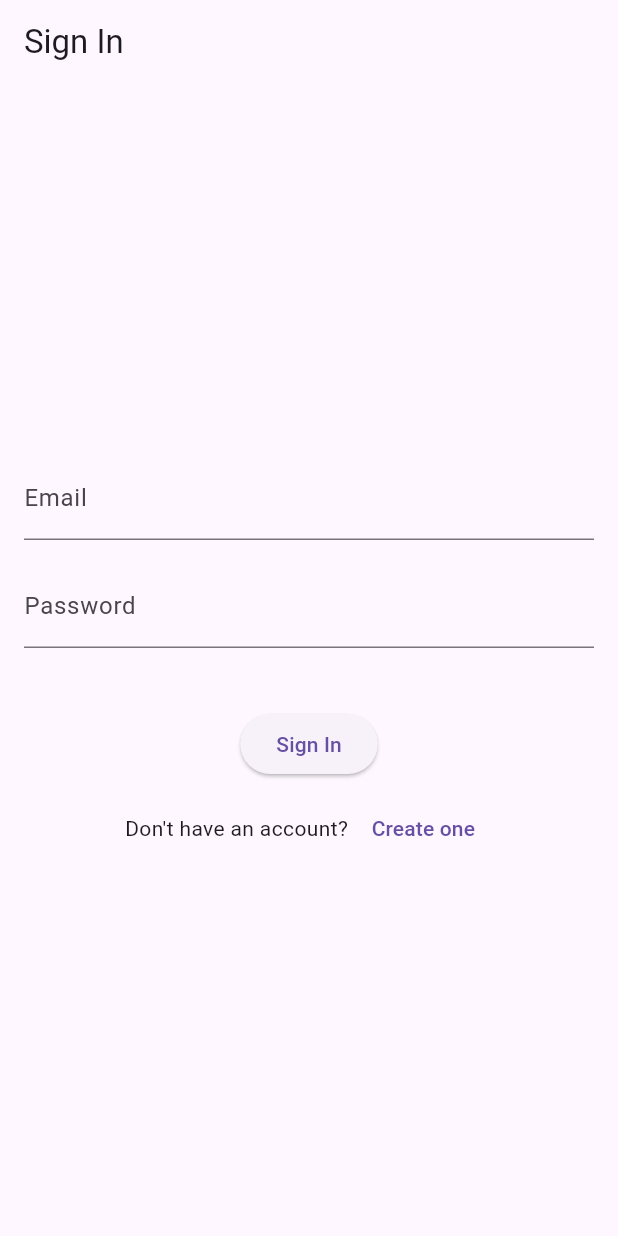
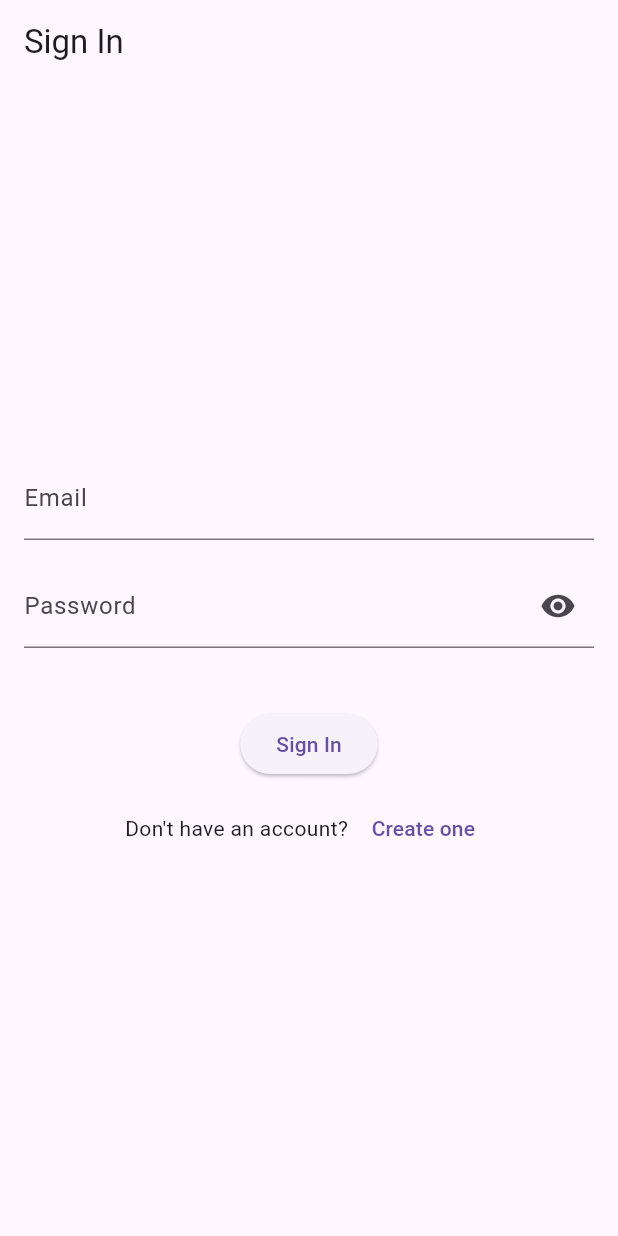
Before and after one commit to JoshuaNgugi/turuke-mobile, a Flutter app: the screen it shows after launch, on a phone screen of 412 x 824 dp. Run offline on Flutter 3.47's test engine with Material 3 defaults, Android fonts, the phone set to English and light mode, and no system bars; our stand-ins replace fl_chart, logger, pin_code_fields, shared_preferences, sqflite; accounts and stored records are empty.

Commit message:
make password field toggle

```diff
--- a/turuke_app/lib/screens/login.dart
+++ b/turuke_app/lib/screens/login.dart
@@ -22,6 +22,7 @@ class _LoginScreenState extends State<LoginScreen> {
   String _email = '', _password = '';
   bool _isLoading = false;
   String? _error;
+  bool _isObscured = true;
 
   Future<void> _login() async {
     if (!_formKey.currentState!.validate()) return;
@@ -61,11 +62,25 @@ class _LoginScreenState extends State<LoginScreen> {
               ),
               SizedBox(height: 16),
               TextFormField(
-                decoration: InputDecoration(labelText: 'Password'),
-                obscureText: true,
+                obscureText: _isObscured,
+                decoration: InputDecoration(
+                  labelText: 'Password',
+                  suffixIcon: IconButton(
+                    icon: Icon(
+                      _isObscured ? Icons.visibility : Icons.visibility_off,
+                    ),
+                    onPressed: () {
+                      setState(() {
+                        _isObscured = !_isObscured;
+                      });
+                    },
+                  ),
+                ),
                 validator:
                     (value) => value!.isEmpty ? 'Password required' : null,
                 onChanged: (value) => _password = value,
+                enableSuggestions: false,
+                autocorrect: false,
               ),
               SizedBox(height: 24),
               if (_error != null)
```
Also changed, not shown: turuke_app/lib/screens/add_user_screen.dart (+17 -2 lines).
